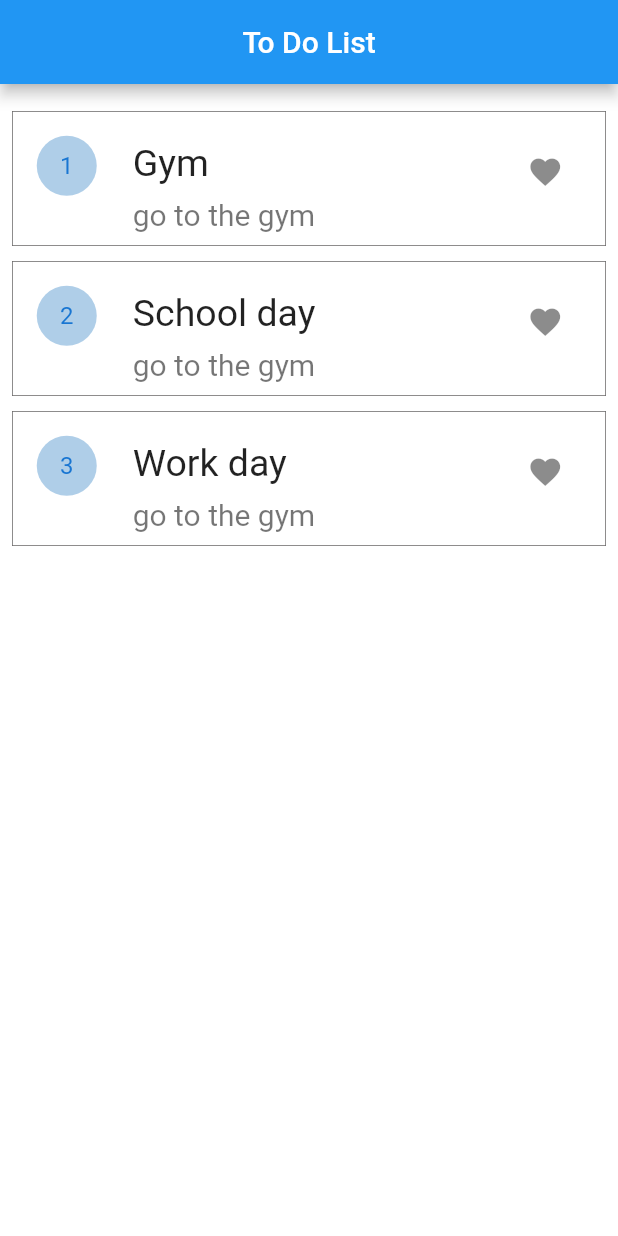
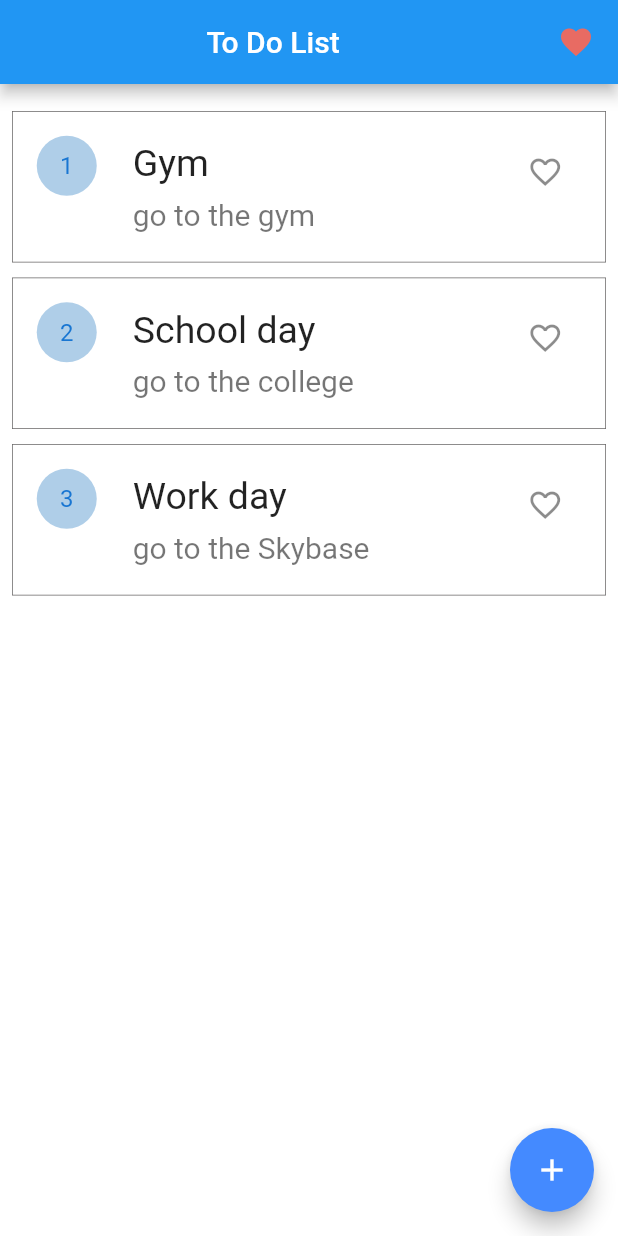
Before and after one commit to bidhan11/To-do-list-using-Flutter, a Flutter app: the screen it shows after launch, on a phone screen of 412 x 824 dp. Run offline on Flutter 3.47's test engine with Material 2 defaults, Android fonts, the phone set to English and light mode, and no system bars; our stand-ins replace get.

```diff
--- /dev/null
+++ b/lib/landing_page.dart
@@ -0,0 +1,117 @@
+import 'package:flutter/material.dart';
+import 'package:get/get.dart';
+import 'package:todo/add_task.dart';
+import 'package:todo/favourties.dart';
+import 'package:todo/main.dart';
+import 'package:get/get.dart';
+import 'package:todo/tasks_tiles.dart';
+import 'package:todo/utility/controllers.dart';
+
+class LandingPage extends StatelessWidget {
+  const LandingPage({super.key});
+  static const String routename = "/landingpage";
+
+  @override
+  Widget build(BuildContext context) {
+    return Scaffold(
+      backgroundColor: Colors.white,
+      appBar: AppBar(
+        title: Center(child: Text('To Do List')),
+        actions: [
+          IconButton(
+              onPressed: () {
+                Get.to(Favourtie());
+              },
+              icon: Padding(
+                padding: EdgeInsets.only(right: 10),
+                child: Icon(
+                  Icons.favorite,
+                  color: Color.fromARGB(255, 232, 107, 99),
+                ),
+              ))
+        ],
+      ),
+      body: Padding(
+        padding: const EdgeInsets.all(8.0),
+        child: Tiles(),
+      ),
+      floatingActionButton: FloatingActionButton(
+        onPressed: () {
+          Get.toNamed(TaskAdd.routename);
+        },
+        backgroundColor: Colors.blueAccent,
+        child: Icon(Icons.add),
+      ),
+    );
+  }
+}
+
+class Tiles extends StatelessWidget {
+  Tiles({
+    super.key,
+  });
+
+  bool isFav = true;
+
+  @override
+  Widget build(BuildContext context) {
+    TaskData data = Get.find();
+    RxList<RxMap<String, dynamic>> tasks = data.tasks;
+    var isFav = true.obs;
+    return Obx(
+      () => ListView.builder(
+          itemCount: tasks.length,
+          itemBuilder: (context, index) {
+            return Container(
+              margin: EdgeInsets.only(top: 10),
+              decoration: BoxDecoration(
+                border: Border.all(
+                    width: 0.5, color: Color.fromARGB(255, 104, 102, 102)),
+              ),
+              child: GestureDetector(
+                onTap: () {
+                  Get.toNamed(TaskView.routename, arguments: tasks[index]);
+                },
+                child: ListTile(
+                  minVerticalPadding: 20,
+                  leading: CircleAvatar(
+                      backgroundColor: Color.fromARGB(255, 175, 206, 232),
+                      child: Text(
+                        tasks[index]["date"].toString(),
+                      )),
+                  title: Padding(
+                    padding: const EdgeInsets.only(left: 8),
+                    child: Text(
+                      tasks[index]["title"],
+                      style: TextStyle(fontSize: 25),
+                    ),
+                  ),
+                  subtitle: Padding(
+                    padding: const EdgeInsets.only(left: 8.0, top: 8),
+                    child: Text(
+                      tasks[index]["description"],
+                      style: TextStyle(fontSize: 20),
+                    ),
+                  ),
+                  trailing: IconButton(
+                    onPressed: () {
+                      // isFav.value
+                      //     ? tasks[index]["icon"] = Icons.favorite
+                      //     : tasks[index]["icon"] = Icons.favorite;
+                      // print(isFav.value);
+                      isFav.value = !isFav.value;
+                      tasks.value[index].update(
+                          "icon",
+                          (value) => isFav.value
+                              ? Icons.favorite_border
+                              : Icons.favorite);
+                    },
+                    icon: Obx(() => Icon(tasks[index]["icon"])),
+                  ),
+                ),
+              ),
+            );
+          }),
+    );
+  }
+}
--- a/lib/main.dart
+++ b/lib/main.dart
@@ -1,105 +1,24 @@
 import 'package:flutter/material.dart';
 import 'package:get/get.dart';
+import 'package:todo/landing_page.dart';
+import 'package:todo/utility/controllers.dart';
+import 'package:todo/utility/routes.dart';
 
 void main() {
   runApp(Myapp());
 }
 
 class Myapp extends StatelessWidget {
-  Myapp({super.key});
+  const Myapp({super.key});
 
   @override
   Widget build(BuildContext context) {
-    return MaterialApp(
-      home: Scaffold(
-        backgroundColor: Colors.white,
-        appBar: AppBar(title: Center(child: Text('To Do List'))),
-        body: Padding(
-          padding: const EdgeInsets.all(8.0),
-          child: Tiles(),
-        ),
-      ),
+    return GetMaterialApp(
+      initialRoute: LandingPage.routename,
+      initialBinding: BindingsBuilder(() {
+        Get.put(TaskData());
+      }),
+      getPages: routes,
     );
   }
 }
-
-class Tiles extends StatelessWidget {
-  Tiles({
-    super.key,
-  });
-  bool isFav = true;
-  RxList<RxMap<String, dynamic>> tasks = RxList([
-    RxMap({
-      "title": "Gym",
-      "description": "go to the gym",
-      "date": "1",
-      "icon": Icons.favorite
-    }),
-    RxMap({
-      "title": "School day",
-      "description": "go to the gym",
-      "date": "2",
-      "icon": Icons.favorite
-    }),
-    RxMap({
-      "title": "Work day",
-      "description": "go to the gym",
-      "date": "3",
-      "icon": Icons.favorite
-    }),
-  ]);
-
-  @override
-  Widget build(BuildContext context) {
-    var isFav = true.obs;
-    return ListView.builder(
-        itemExtent: 100,
-        itemCount: tasks.length,
-        itemBuilder: (context, index) {
-          return Container(
-              margin: EdgeInsets.only(top: 10),
-              decoration: BoxDecoration(
-                border: Border.all(
-                    width: 0.5, color: Color.fromARGB(255, 104, 102, 102)),
-              ),
-              child: ListTile(
-                minVerticalPadding: 20,
-                leading: CircleAvatar(
-                    backgroundColor: Color.fromARGB(255, 175, 206, 232),
-                    child: Text(
-                      tasks[index]["date"],
-                    )),
-                title: Padding(
-                  padding: const EdgeInsets.only(left: 8),
-                  child: Text(
-                    tasks[index]["title"],
-                    style: TextStyle(fontSize: 25),
-                  ),
-                ),
-                subtitle: Padding(
-                  padding: const EdgeInsets.only(left: 8.0, top: 8),
-                  child: Text(
-                    tasks[index]["description"],
-                    style: TextStyle(fontSize: 20),
-                  ),
-                ),
-                trailing: IconButton(
-                  onPressed: () {
-                    // isFav.value
-                    //     ? tasks[index]["icon"] = Icons.favorite
-                    //     : tasks[index]["icon"] = Icons.favorite;
-                    // print(isFav.value);
-                    isFav.value = !isFav.value;
-                    tasks.value[index].update(
-                        "icon",
-                        (value) => isFav.value
-                            ? Icons.favorite
-                            : Icons.favorite_border);
-                    print(tasks);
-                  },
-                  icon: Obx(() => Icon(tasks[index]["icon"])),
-                ),
-              ));
-        });
-  }
-}
--- /dev/null
+++ b/lib/utility/controllers.dart
@@ -0,0 +1,44 @@
+import 'package:flutter/material.dart';
+import 'package:get/get.dart';
+import 'package:todo/landing_page.dart';
+
+class TextBoxController extends GetxController {
+  var control1 = TextEditingController();
+  var control2 = TextEditingController();
+
+  void submit() {
+    TaskData data = Get.find();
+    int total = data.tasks.length + 1;
+    RxMap<String, dynamic> newMap = RxMap({
+      "title": control1.text,
+      "description": control2.text,
+      "date": total,
+      "icon": Icons.favorite_border,
+    });
+    data.tasks.add(newMap);
+    Get.back();
+  }
+}
+
+class TaskData {
+  RxList<RxMap<String, dynamic>> tasks = RxList([
+    RxMap({
+      "title": "Gym",
+      "description": "go to the gym",
+      "date": "1",
+      "icon": Icons.favorite_border
+    }),
+    RxMap({
+      "title": "School day",
+      "description": "go to the college",
+      "date": "2",
+      "icon": Icons.favorite_border
+    }),
+    RxMap({
+      "title": "Work day",
+      "description": "go to the Skybase",
+      "date": "3",
+      "icon": Icons.favorite_border
+    }),
+  ]);
+}
--- /dev/null
+++ b/lib/utility/routes.dart
@@ -0,0 +1,31 @@
+import 'package:get/get.dart';
+import 'package:todo/add_task.dart';
+import 'package:todo/landing_page.dart';
+import 'package:todo/tasks_tiles.dart';
+import 'package:todo/favourties.dart';
+import 'package:todo/add_task.dart';
+import 'package:todo/utility/controllers.dart';
+
+var routes = [
+  GetPage(
+    name: LandingPage.routename,
+    page: () => LandingPage(),
+  ),
+  GetPage(
+    name: TaskView.routename,
+    page: () => TaskView(),
+  ),
+  GetPage(
+    name: Favourtie.routename,
+    page: () => Favourtie(),
+  ),
+  GetPage(
+    name: TaskAdd.routename,
+    page: () => TaskAdd(),
+    binding: BindingsBuilder(
+      () {
+        Get.lazyPut(() => TextBoxController());
+      },
+    ),
+  )
+];
```
Also changed, not shown: lib/add_task.dart (added, +56 -0 lines), lib/favourties.dart (added, +83 -0 lines), lib/tasks_tiles.dart (added, +93 -0 lines).
